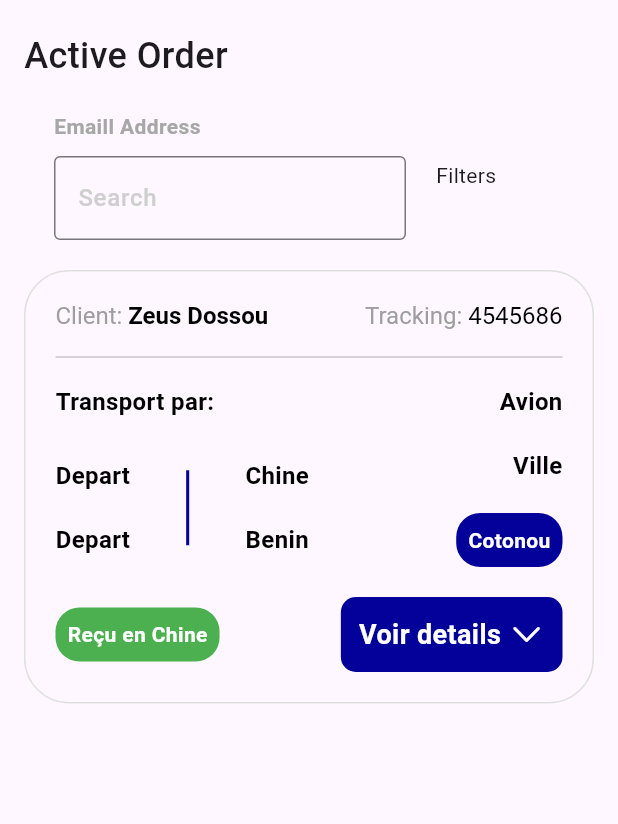
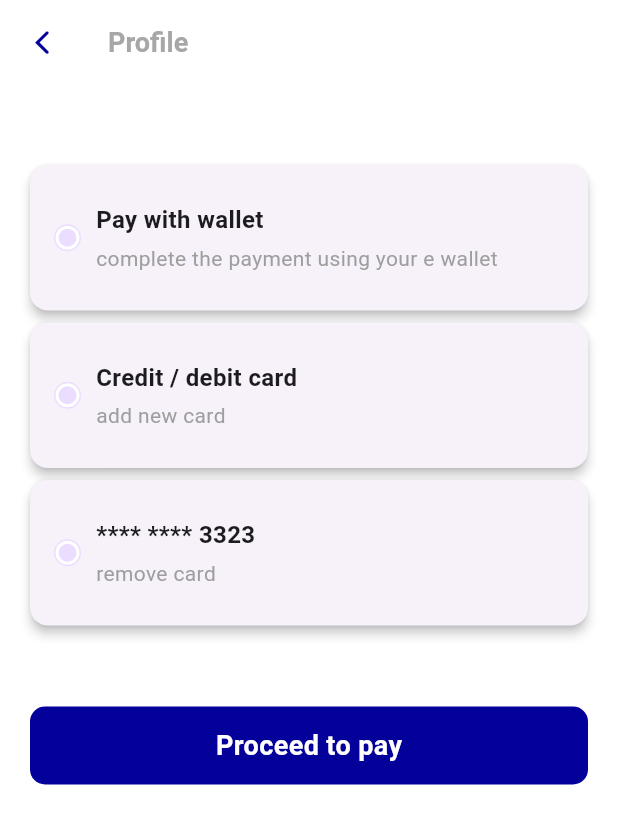
Before and after one commit to Medcell1/ascolin, a Flutter app: the screen it shows after launch, on a phone screen of 412 x 824 dp. Shown: the top 824 px of the screen. Run offline on Flutter 3.47's test engine with Material 3 defaults, Android fonts, the phone set to English and light mode, and no system bars; our stand-ins replace page_view_dot_indicator.

Commit message:
payment method screen added

```diff
--- a/lib/main.dart
+++ b/lib/main.dart
@@ -1,5 +1,6 @@
-import 'package:ascolin/pages/order_list_screen.dart';
 import 'package:flutter/material.dart';
+
+import 'pages/payment_method_screen.dart';
 
 void main() {
   runApp(const MyApp());
@@ -9,10 +10,22 @@ class MyApp extends StatelessWidget {
   const MyApp({super.key});
   @override
   Widget build(BuildContext context) {
-    return const MaterialApp(
+    return MaterialApp(
       debugShowCheckedModeBanner: false,
+      theme: ThemeData(
+        appBarTheme: AppBarTheme(
+          backgroundColor: Colors.white,
+          titleTextStyle: TextStyle(
+            fontSize: 18,
+            fontWeight: FontWeight.w600,
+            color: Color(0xFFA7A7A7),
+          ),
+          iconTheme: IconThemeData(color: Color(0xFF04009A)),
+        ),
+        scaffoldBackgroundColor: Colors.white,
+      ),
       // home: SplashScreen(),
-      home: OrderListScreen(),
+      home: PaymentMethodScreen(),
     );
   }
 }
--- a/lib/pages/order_list_screen.dart
+++ b/lib/pages/order_list_screen.dart
@@ -1,6 +1,7 @@
 import 'package:flutter/cupertino.dart';
 import 'package:flutter/material.dart';
 
+import '../utils/reusable_signup_container.dart';
 import '../utils/reusable_textfield.dart';
 
 class OrderListScreen extends StatelessWidget {
@@ -44,6 +45,11 @@ class OrderListScreen extends StatelessWidget {
             ],
           ),
         ),
+      ),
+      floatingActionButtonLocation: FloatingActionButtonLocation.centerDocked,
+      floatingActionButton: ReusableSignUpContainer(
+        text: 'Sign Up',
+        margin: EdgeInsets.only(bottom: 20),
       ),
     );
   }
--- /dev/null
+++ b/lib/pages/payment_method_screen.dart
@@ -0,0 +1,120 @@
+import 'package:flutter/cupertino.dart';
+import 'package:flutter/material.dart';
+
+import '../utils/reusable_signup_container.dart';
+
+class PaymentMethodScreen extends StatelessWidget {
+  const PaymentMethodScreen({super.key});
+
+  @override
+  Widget build(BuildContext context) {
+    return Scaffold(
+      appBar: AppBar(
+        leading: Icon(CupertinoIcons.back),
+        title: Text('Profile'),
+      ),
+      body: Scaffold(
+        body: SingleChildScrollView(
+          padding: EdgeInsets.symmetric(horizontal: 16),
+          child: Column(
+            children: [
+              SizedBox(height: 50),
+              PaymentOptionCard(
+                title: "Pay with wallet",
+                subtitle: "complete the payment using your e wallet",
+              ),
+              PaymentOptionCard(
+                title: "Credit / debit card",
+                subtitle: "add new card",
+              ),
+              PaymentOptionCard(
+                title: "**** **** 3323",
+                subtitle: "remove card",
+              ),
+              SizedBox(height: 50),
+              ReusableSignUpContainer(
+                text: 'Proceed to pay',
+                margin: EdgeInsets.only(bottom: 20),
+              ),
+            ],
+          ),
+        ),
+      ),
+    );
+  }
+}
+
+class PaymentOptionCard extends StatelessWidget {
+  final String title;
+  final String? subtitle;
+
+  const PaymentOptionCard({
+    Key? key,
+    required this.title,
+    this.subtitle,
+  }) : super(key: key);
+
+  @override
+  Widget build(BuildContext context) {
+    Size size = MediaQuery.of(context).size;
+
+    return Card(
+      elevation: 3,
+      child: Container(
+        width: size.width,
+        padding: EdgeInsets.symmetric(horizontal: 16, vertical: 25),
+        child: Row(
+          mainAxisAlignment: MainAxisAlignment.spaceBetween,
+          children: [
+            Row(
+              children: [
+                CircleAvatar(
+                  radius: 9,
+                  child: CircleAvatar(
+                    radius: 8,
+                    backgroundColor: Colors.white,
+                    child: CircleAvatar(
+                      radius: 6,
+                    ),
+                  ),
+                ),
+                SizedBox(width: 10),
+                Column(
+                  mainAxisAlignment: MainAxisAlignment.center,
+                  crossAxisAlignment: CrossAxisAlignment.start,
+                  children: [
+                    Text(
+                      title,
+                      style: TextStyle(
+                        fontSize: 16,
+                        fontWeight: FontWeight.w600,
+                      ),
+                    ),
+                    SizedBox(height: 4),
+                    Visibility(
+                      visible: subtitle != null,
+                      child: Container(
+                        width: size.width / 1.5,
+                        child: Text(
+                          "${subtitle}",
+                          style: TextStyle(
+                            fontSize: 14,
+                            color: Colors.grey[500]!,
+                            fontWeight: FontWeight.w400,
+                          ),
+                          overflow: TextOverflow.ellipsis,
+                          maxLines: 2,
+                        ),
+                      ),
+                    ),
+                  ],
+                ),
+              ],
+            ),
+            // Icon(Icons.chevron_right),
+          ],
+        ),
+      ),
+    );
+  }
+}
--- a/lib/utils/reusable_signup_container.dart
+++ b/lib/utils/reusable_signup_container.dart
@@ -1,23 +1,36 @@
 import 'package:flutter/material.dart';
+
 class ReusableSignUpContainer extends StatelessWidget {
-  final dynamic text;
+  final String text;
+  final Color? backgroundColor;
+  final EdgeInsetsGeometry? margin;
+
   const ReusableSignUpContainer({
-    super.key, required this.text,
+    super.key,
+    required this.text,
+    this.backgroundColor,
+    this.margin,
   });
 
   @override
   Widget build(BuildContext context) {
+    Size size = MediaQuery.of(context).size;
+
     return Container(
-      decoration: const BoxDecoration(
-        color: Color(0xff0560fa),
+      margin: margin,
+      decoration: BoxDecoration(
+        color: backgroundColor ?? Color(0xff04009A),
+        borderRadius: BorderRadius.circular(10),
       ),
-      height: 46,
-      width: 340,
-      child:  Center(
+      height: 52,
+      width: size.width - 40,
+      child: Center(
         child: Text(
           text,
           style: const TextStyle(
             color: Colors.white,
+            fontSize: 18,
+            fontWeight: FontWeight.w600,
           ),
         ),
       ),
```
Also changed, not shown: lib/pages/profile_screen.dart (+208 -0 lines).
